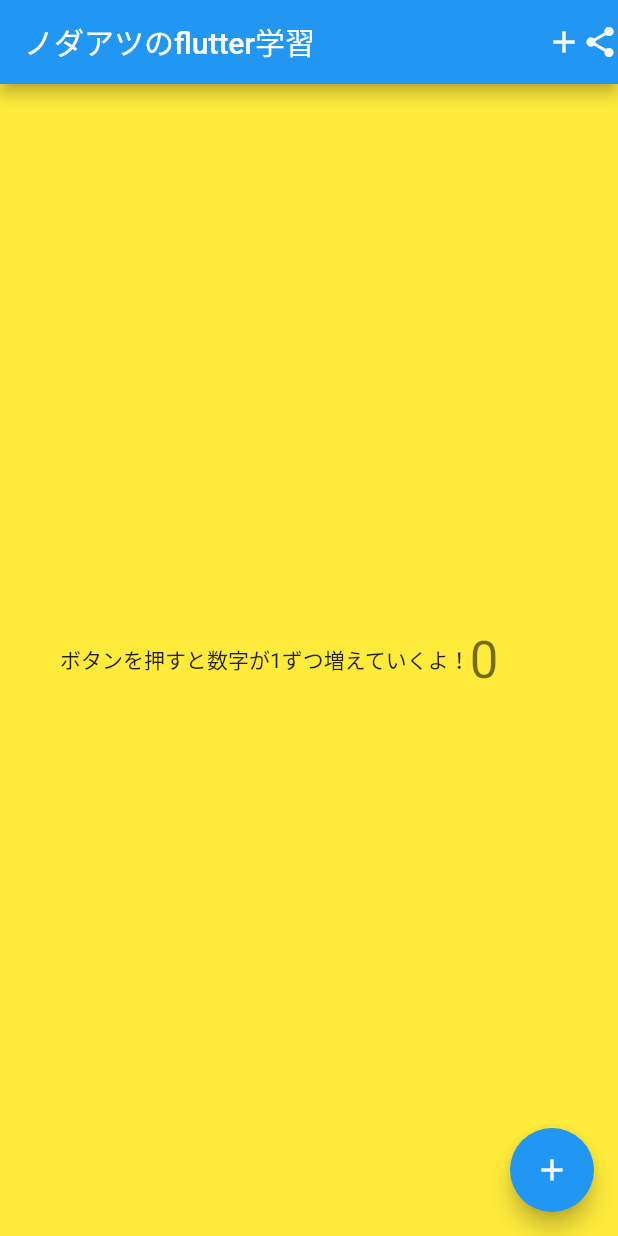
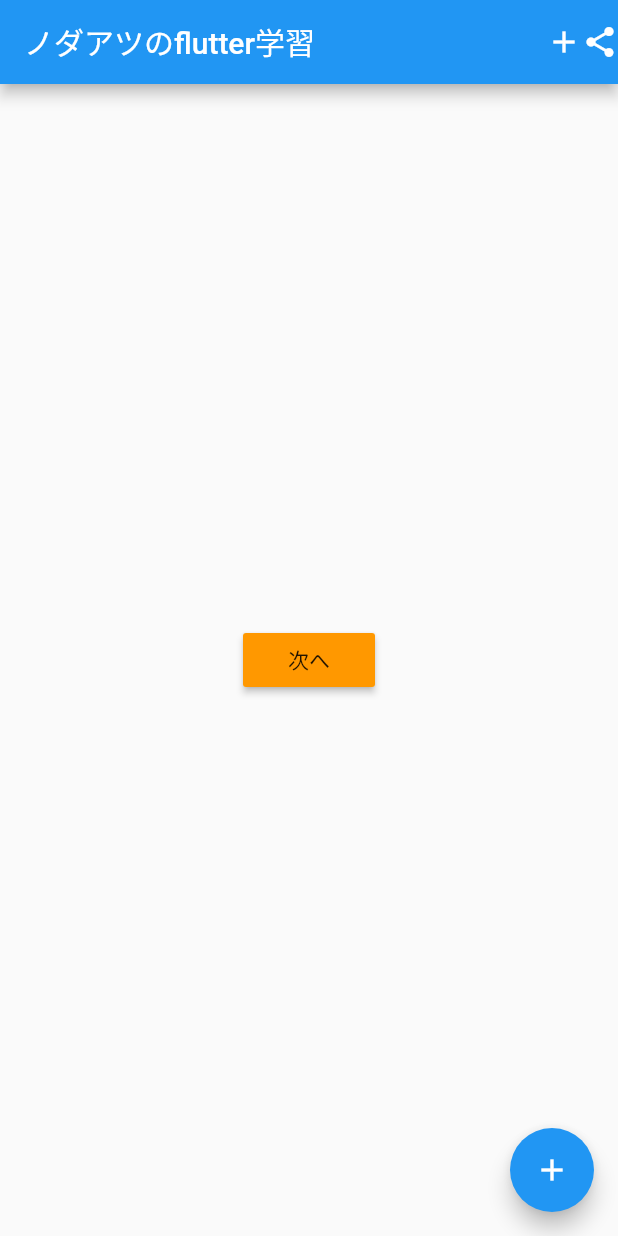
Before and after one commit to atsuki255/first_app, a Flutter app: the screen it shows after launch, on a phone screen of 412 x 824 dp. Run offline on Flutter 3.47's test engine with Material 2 defaults, Android fonts, the phone set to English and light mode, and no system bars.

Commit message:
practice Screen taransition

```diff
--- a/lib/main.dart
+++ b/lib/main.dart
@@ -1,3 +1,4 @@
+import 'package:first_app/next_page.dart';
 import 'package:flutter/material.dart';
 
 void main() {
@@ -56,25 +57,18 @@ class _MyHomePageState extends State<MyHomePage> {
 
       ),
       body: Center(
-
-        child: Container(
-          height: double.infinity,
-          color: Colors.yellow,
-          child: Padding(
-            padding: const EdgeInsets.all(40.0),
-            child: Row(
-
-              children: <Widget>[
-                Text(
-                  'ボタンを押すと数字が1ずつ増えていくよ！',
-                ),
-                Text(
-                  '$_counter',
-                  style: Theme.of(context).textTheme.headline4,
-                ),
-              ],
-            ),
-          ),
+        child: RaisedButton(
+          child: Text("次へ"),
+          color: Colors.orange,
+          onPressed: (){
+            //ここに押したら反応するコードを書く
+            //画面遷移のコードを記入
+            Navigator.push(
+              context,
+              MaterialPageRoute(builder: (context) => NextPage(),
+              ),
+            );
+          },
         ),
       ),
       floatingActionButton: FloatingActionButton(
```
Also changed, not shown: lib/next_page.dart (added, +34 -0 lines).
